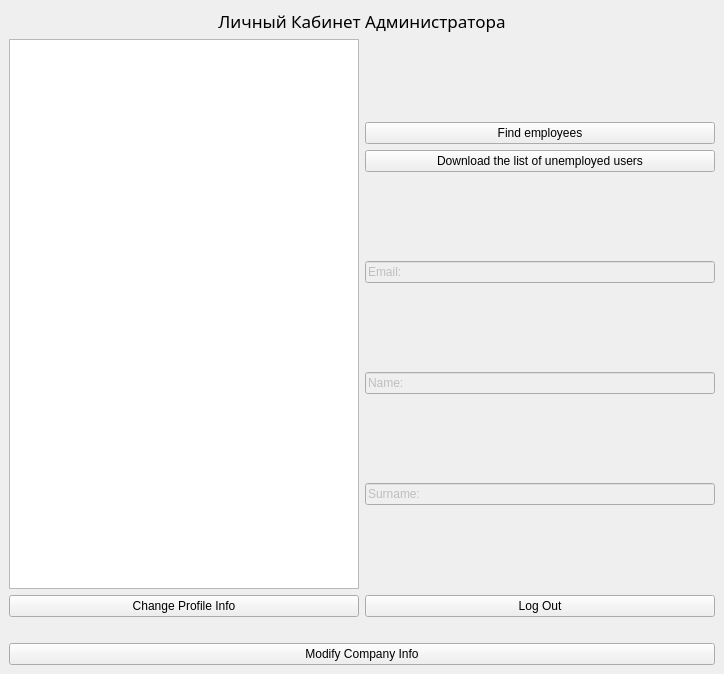
Old version of the form UsersWindows/AdminWindowCore/adminclass.ui in the repository splitmindq/task-management.
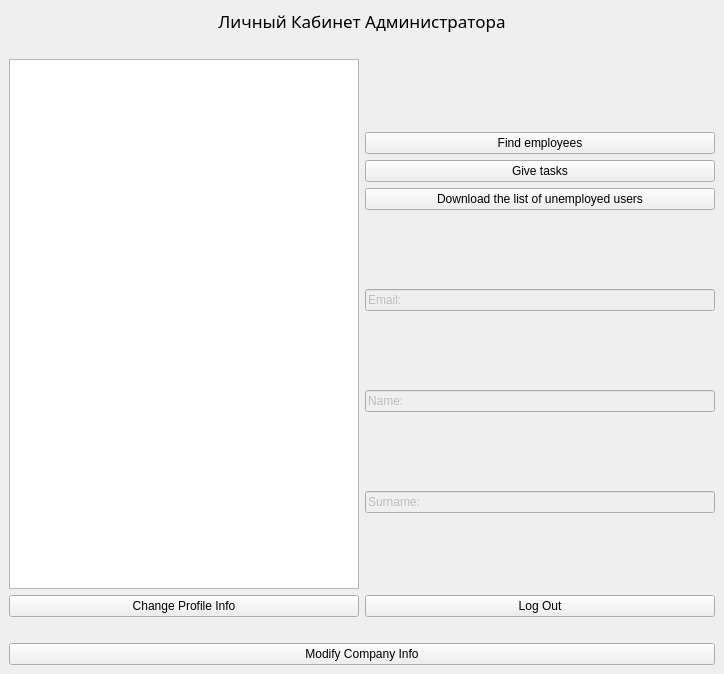
New version of the form.

```diff
--- a/UsersWindows/AdminWindowCore/adminclass.ui
+++ b/UsersWindows/AdminWindowCore/adminclass.ui
@@ -37,6 +37,13 @@
       </property>
      </widget>
     </item>
+    <item>
+     <widget class="QLabel" name="statusLabel">
+      <property name="text">
+       <string/>
+      </property>
+     </widget>
+    </item>
     <item>
      <layout class="QHBoxLayout" name="horizontalLayout">
       <item>
@@ -52,6 +59,13 @@
         </property>
         <item>
          <layout class="QGridLayout" name="gridLayout">
+          <item row="2" column="0">
+           <widget class="QPushButton" name="docDownloadButton">
+            <property name="text">
+             <string>Download the list of unemployed users</string>
+            </property>
+           </widget>
+          </item>
           <item row="0" column="0">
            <widget class="QPushButton" name="findEmployeesButton">
             <property name="styleSheet">
@@ -63,9 +77,9 @@
            </widget>
           </item>
           <item row="1" column="0">
-           <widget class="QPushButton" name="docDownloadButton">
+           <widget class="QPushButton" name="giveTask">
             <property name="text">
-             <string>Download the list of unemployed users</string>
+             <string>Give tasks</string>
             </property>
            </widget>
           </item>
```
